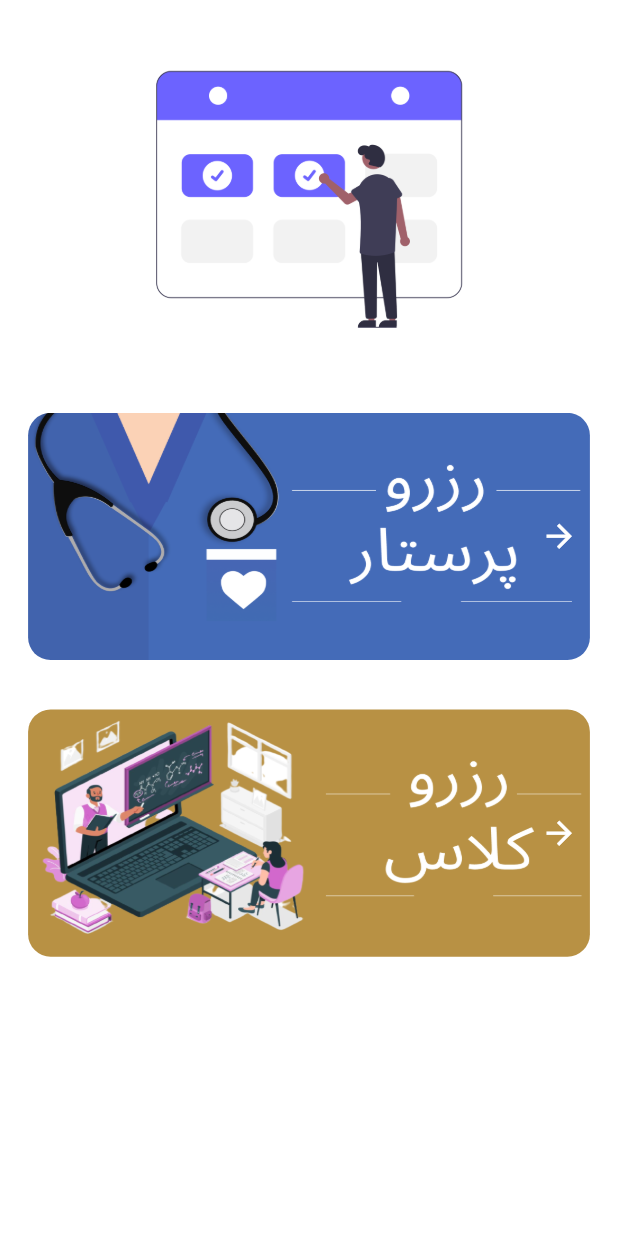
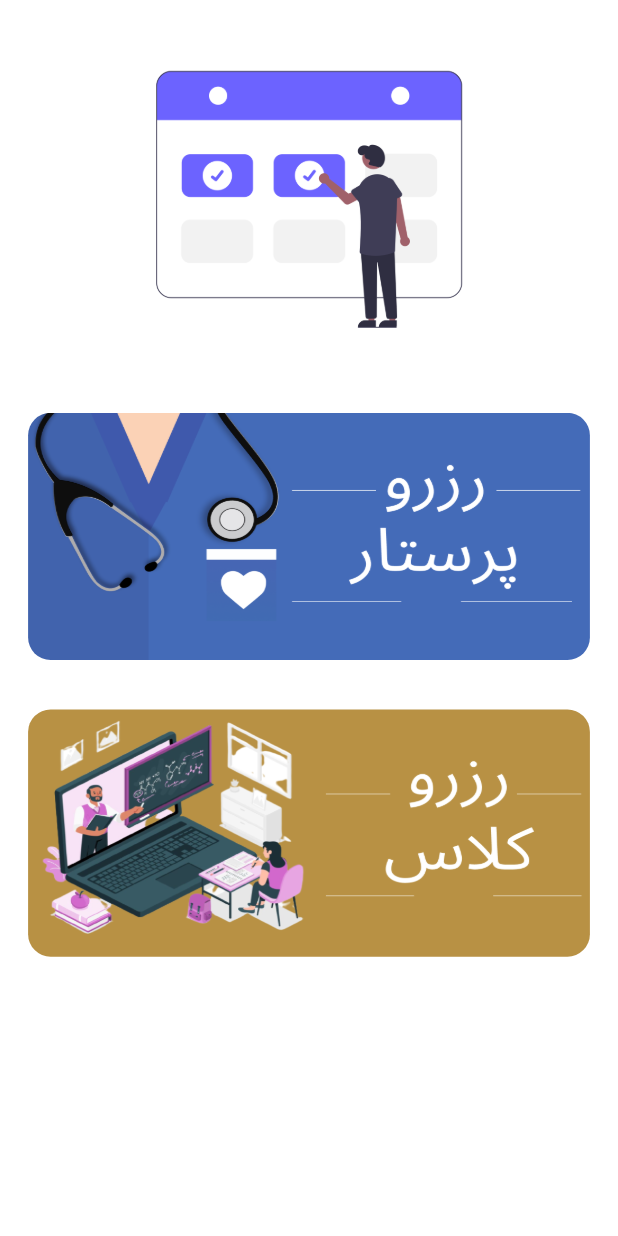
Before and after one commit to SajadRahimi1/rayaniyaresh, a Flutter app: the ReserveScreen screen opened directly, on a phone screen of 412 x 824 dp. Run offline on Flutter 3.47's test engine with Material 2 defaults, Android fonts, the phone set to English and light mode, and no system bars; our stand-ins replace carousel_slider, flutter_spinkit, get; network calls fail.

Commit message:
remove icon on image of reserve screen and selectable days in nurse detail screen

```diff
--- a/lib/views/pages/home/reserve_screen.dart
+++ b/lib/views/pages/home/reserve_screen.dart
@@ -34,16 +34,16 @@ class ReserveScreen extends StatelessWidget {
                         image: AssetImage(
                             "assets/images/images/reserve_nurse.png"),
                         fit: BoxFit.fill)),
-                child: const Padding(
-                  padding: EdgeInsets.only(right: 8.0),
-                  child: Align(
-                      alignment: Alignment.centerRight,
-                      child: Icon(
-                        Icons.arrow_back,
-                        size: 25,
-                        color: Colors.white,
-                      )),
-                ),
+                // child: const Padding(
+                //   padding: EdgeInsets.only(right: 8.0),
+                //   child: Align(
+                //       alignment: Alignment.centerRight,
+                //       child: Icon(
+                //         Icons.arrow_back,
+                //         size: 25,
+                //         color: Colors.white,
+                //       )),
+                // ),
               ),
             ),
             InkWell(
@@ -61,16 +61,16 @@ class ReserveScreen extends StatelessWidget {
                         image: AssetImage(
                             "assets/images/images/reserve_class.png"),
                         fit: BoxFit.fill)),
-                child: const Padding(
-                  padding: EdgeInsets.only(right: 8.0),
-                  child: Align(
-                      alignment: Alignment.centerRight,
-                      child: Icon(
-                        Icons.arrow_back,
-                        size: 25,
-                        color: Colors.white,
-                      )),
-                ),
+                // child: const Padding(
+                //   padding: EdgeInsets.only(right: 8.0),
+                //   child: Align(
+                //       alignment: Alignment.centerRight,
+                //       child: Icon(
+                //         Icons.arrow_back,
+                //         size: 25,
+                //         color: Colors.white,
+                //       )),
+                // ),
               ),
             ),
           ],
```
Also changed, not shown: lib/views/pages/reserve_nurse/nurse_detail_screen.dart (+16 -11 lines), 1 other file.
